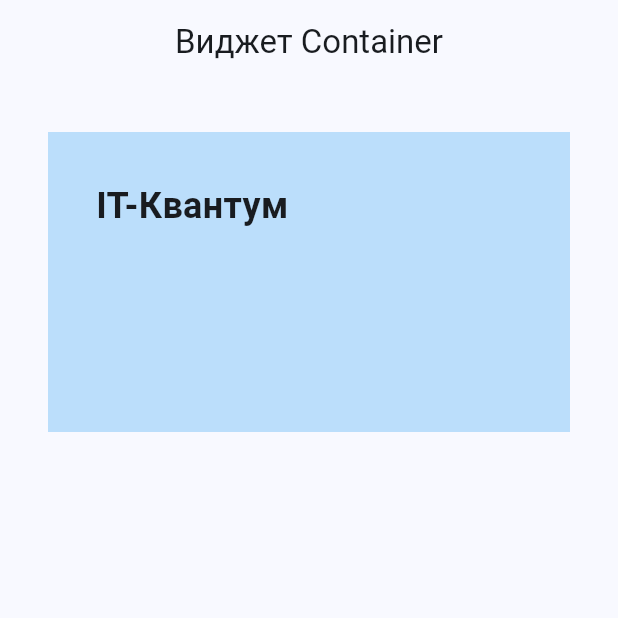
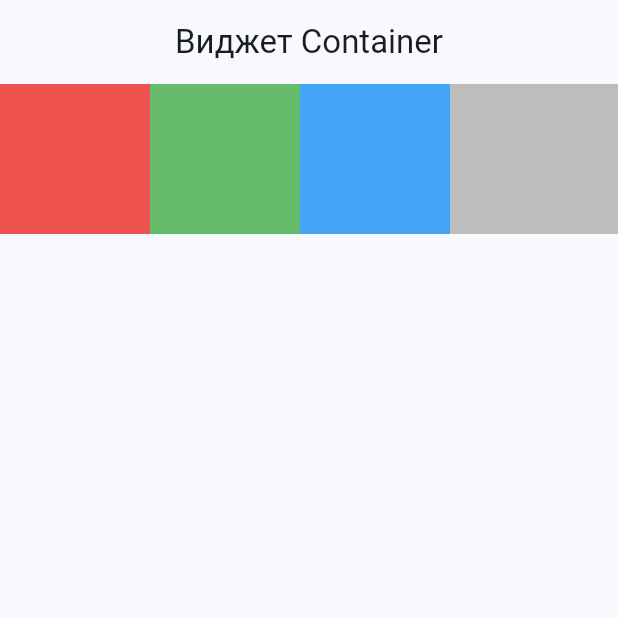
Before and after one commit to artemskorkin/course1, a Flutter app: the screen it shows after launch, on a phone screen of 412 x 824 dp, the top half of it. Run offline on Flutter 3.47's test engine with Material 3 defaults, Android fonts, the phone set to English and light mode, and no system bars.

Commit message:
Изучили Виджеиы Expanded и Spacer

```diff
--- a/lib/main.dart
+++ b/lib/main.dart
@@ -6,6 +6,7 @@ import 'package:flutter_application_1/widgets/colors_widget.dart';
 import 'package:flutter_application_1/widgets/border_widget.dart';
 import 'package:flutter_application_1/widgets/rounded_widget.dart';
 import 'package:flutter_application_1/widgets/ex_container.dart';
+import 'package:flutter_application_1/widgets/expanded_widget.dart';
 import 'package:flutter/material.dart';
 import 'app_theme.dart';
 
@@ -29,7 +30,7 @@ class MyApp extends StatelessWidget {
           centerTitle: true,
           title: const Text("Виджет Container"),
         ),
-        body: ContainerExample5(),
+        body: ExpandedExample(),
       ),
     );
   }
--- /dev/null
+++ b/lib/widgets/expanded_widget.dart
@@ -0,0 +1,65 @@
+import 'package:flutter_application_1/pizza/pizza_card.dart';
+import 'package:flutter/material.dart';
+
+class SizedBoxExample extends StatelessWidget {
+  const SizedBoxExample({super.key});
+
+  @override
+  Widget build(BuildContext context) {
+    return Center(
+      child: Row(
+        children: [
+          SizedBox(
+            width: 150,
+            height: 350,
+            child: PizzaCard(),
+          ),
+          PizzaCard(),
+          PizzaCard(),
+        ],
+      ),
+    );
+  }
+}
+
+class ExpandedExample extends StatelessWidget {
+  const ExpandedExample({super.key});
+
+  @override
+  Widget build(BuildContext context) {
+    return Container(
+      color: Colors.grey[400],
+      child: Row(
+        children: [
+          ColorBox(width: 100, height: 100, color: Colors.red[400]),
+          Flexible(child: ColorBox(width: 100, height: 100, color: Colors.green[400],)),
+          Flexible(child: ColorBox(width: 100, height: 100, color: Colors.blue[400],)),
+
+        ],
+      ),
+    );
+  }
+}
+
+
+class ColorBox extends StatelessWidget {
+  final double width, height;
+  final Color? color;
+
+  const ColorBox({super.key,
+    required this.width,
+    required this.height,
+    this.color,
+  });
+
+  @override
+  Widget build(BuildContext context) {
+    return Container(
+      width: width,
+      height: height,
+      decoration: BoxDecoration(
+        color: color,
+      ),
+    );
+  }
+}
```
